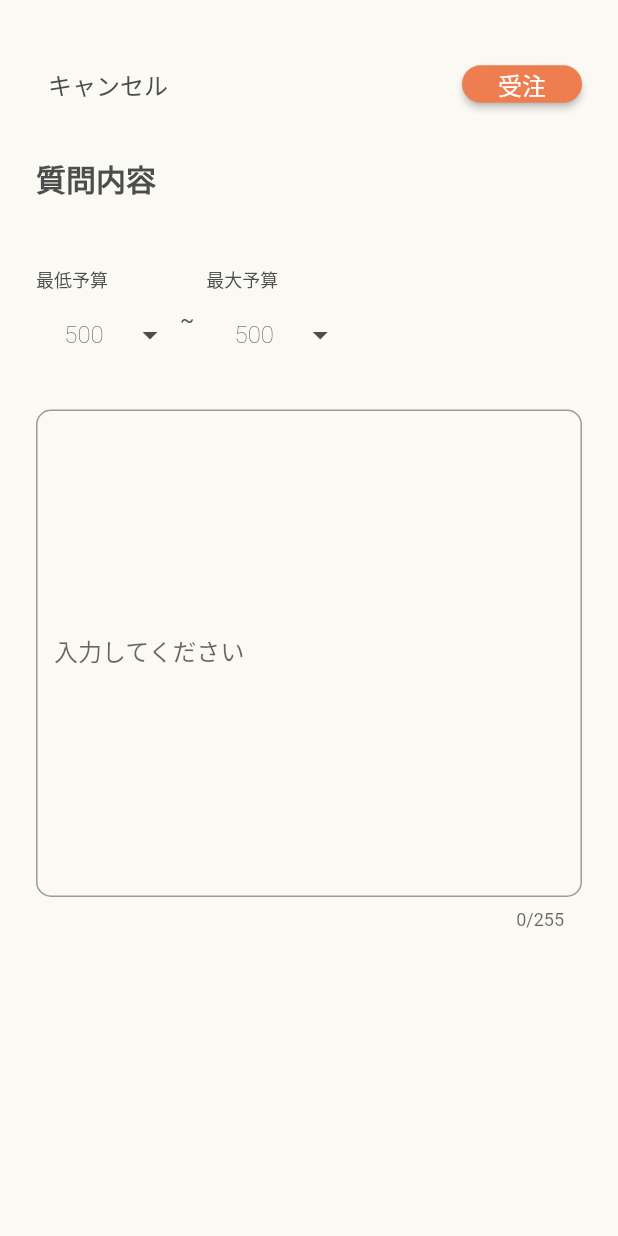
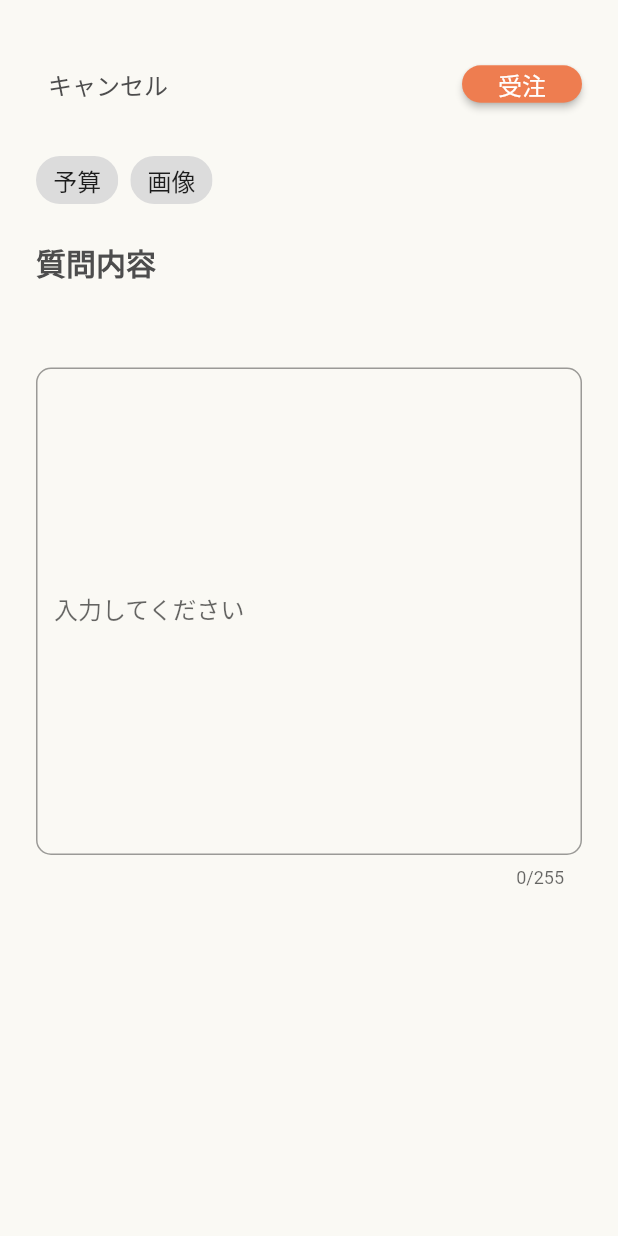
Before and after one commit to LOCAQUE/food_quest, a Flutter app: the QuestDetailScreen screen opened directly with empty values, after a tap on the "add" icon, on a phone screen of 412 x 824 dp. Run offline on Flutter 3.47's test engine with Material 2 defaults, Android fonts, the phone set to English and light mode, and no system bars; our stand-ins replace auto_route, flutter_datetime_picker_plus, flutter_dotenv, flutter_hooks, flutter_riverpod, freezed_annotation and 9 more; accounts and stored records are empty; generated files the repository leaves out were written again.

Commit message:
写真選択 UI作成

```diff
--- a/lib/gen/colors.gen.dart
+++ b/lib/gen/colors.gen.dart
@@ -7,8 +7,8 @@
 // ignore_for_file: type=lint
 // ignore_for_file: directives_ordering,unnecessary_import,implicit_dynamic_list_literal,deprecated_member_use
 
+import 'package:flutter/painting.dart';
 import 'package:flutter/material.dart';
-import 'package:flutter/painting.dart';
 
 class AppColor {
   AppColor._();
--- a/lib/presentation/screen/quest_screen/quest_list_screen/quest_detail_screen/make_answer_modal.dart
+++ b/lib/presentation/screen/quest_screen/quest_list_screen/quest_detail_screen/make_answer_modal.dart
@@ -2,6 +2,10 @@ import 'package:flutter/material.dart';
 
 import 'package:flutter_hooks/flutter_hooks.dart';
 import 'package:food_quest/domain/application/answer/notifier/answer_notifier.dart';
+import 'package:food_quest/domain/application/quest_list/notifier/quest_list_notifier.dart';
+import 'package:food_quest/presentation/%20ui_provier/filter_chip_list.dart';
+import 'package:food_quest/presentation/component/filter_chip.dart';
+import 'package:food_quest/presentation/component/image_selector.dart';
 import 'package:gap/gap.dart';
 import 'package:hooks_riverpod/hooks_riverpod.dart';
 
@@ -45,6 +49,7 @@ class MakeAnswerModal extends HookConsumerWidget {
   @override
   Widget build(BuildContext context, WidgetRef ref) {
     final answerNotifier = ref.watch(answerNotiierProvider.notifier);
+    final filterChipList = ref.watch(filterChipListProvider);
     final answerContent = useTextEditingController();
     final minimumBudget = useTextEditingController();
     final maximumBudget = useTextEditingController();
@@ -83,12 +88,30 @@ class MakeAnswerModal extends HookConsumerWidget {
                           .then((value) {
                         Navigator.of(context).pop();
                       });
+                      // providerを強制破棄させる
+                      ref.refresh(questListNotifierProvider);
+                      return;
                     },
                   ),
                 ],
               ),
-              const Gap(24),
+              const Gap(16),
+              Row(
+                children: [
+                  Wrap(
+                    spacing: 8,
+                    children: [
+                      ...questChipList
+                          .map((title) => FliterChipWidget(title: title)),
+                    ],
+                  ),
+                ],
+              ),
+              const Gap(16),
               ExpandableText(content: content ?? ''),
+              if (filterChipList.contains('予算'))
+                Column(
+                  children: [
                     Row(
                       children: [
                         CustomPicker(
@@ -106,7 +129,11 @@ class MakeAnswerModal extends HookConsumerWidget {
                         ),
                       ],
                     ),
-              const Gap(24),
+                    const Gap(8),
+                  ],
+                ),
+              if (filterChipList.contains('画像')) const ImageSelectWidget(),
+              const Gap(8),
               TextField(
                 controller: answerContent,
                 maxLines: 15,
@@ -170,7 +197,7 @@ class ExpandableText extends HookConsumerWidget {
                 ? const Icon(Icons.keyboard_arrow_up)
                 : const Icon(Icons.keyboard_arrow_down),
           ),
-        const Gap(16),
+        const Gap(20),
       ],
     );
   }
```
Also changed, not shown: lib/presentation/component/image_selector.dart (added, +158 -0 lines), lib/presentation/screen/quest_screen/quest_list_screen/make_question_modal.dart (+50 -16 lines), lib/presentation/ ui_provier/filter_chip_list.g.dart, 2 other files. Lines whose indentation alone changed are shown as unchanged.
